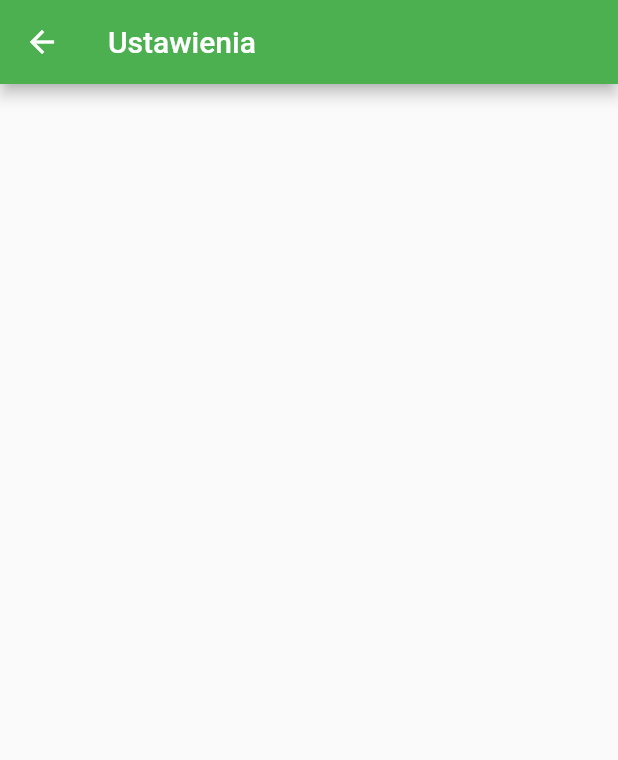
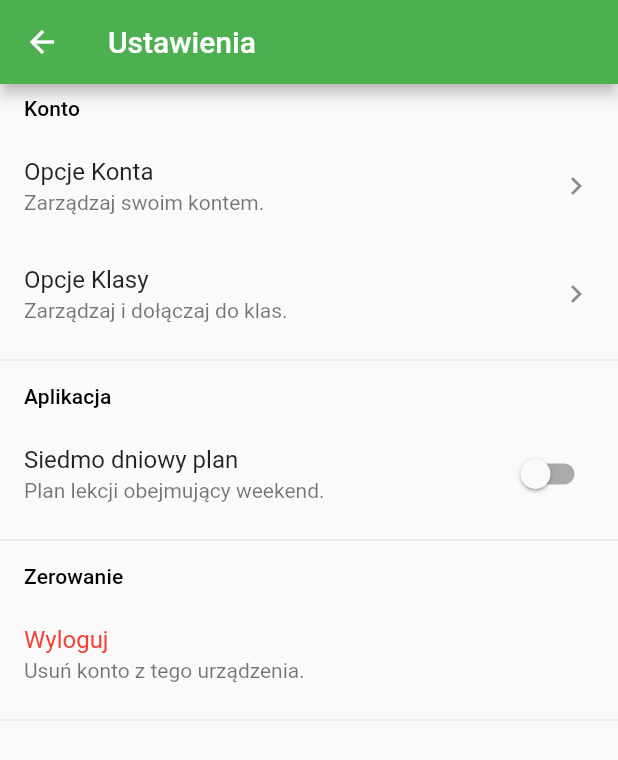
Before and after one commit to DawidBartniczak/Lesson-Plan-Flutter, a Flutter app: the screen it shows once a user with an empty profile is signed in, after a tap on the "settings" icon, on a phone screen of 412 x 824 dp. Shown: the top 760 px of the screen. Run offline on Flutter 3.47's test engine with Material 2 defaults, Android fonts, the light colour scheme and no system bars; our stand-ins replace cloud_firestore, firebase_auth, google_sign_in, validators; missing offline and left inert: flutter_facebook_login; accounts and stored records are empty.

Commit message:
Added settings content.

```diff
--- a/lib/main.dart
+++ b/lib/main.dart
@@ -26,7 +26,7 @@ class MyApp extends StatelessWidget {
         primarySwatch: Colors.green,
         accentColor: Colors.deepOrangeAccent,
         bottomAppBarColor: Colors.green,
-        iconTheme: IconThemeData(color: Colors.white,)
+        iconTheme: IconThemeData(color: Colors.white,),
       ),
       home: StreamBuilder<FirebaseUser>(
         stream: FirebaseAuth.instance.onAuthStateChanged,
@@ -77,12 +77,6 @@ class _HomeScreenState extends State<HomeScreen> with SingleTickerProviderStateM
     return Scaffold(
       appBar: AppBar(
         title: Text(tabBarText()),
-        actions: <Widget>[
-          IconButton(
-            icon: Icon(Icons.cancel),
-            onPressed: () => FirebaseAuth.instance.signOut(),
-          )
-        ],
       ),
       body: TabBarView(
         physics: NeverScrollableScrollPhysics(),
--- a/lib/screen/settings.dart
+++ b/lib/screen/settings.dart
@@ -1,12 +1,78 @@
+import 'package:firebase_auth/firebase_auth.dart';
 import 'package:flutter/material.dart';
 
-class Settings extends StatelessWidget {
+class Settings extends StatefulWidget {
+  @override
+  _SettingsState createState() => _SettingsState();
+}
+
+class _SettingsState extends State<Settings> {
+  bool _sevenDayPlan = false;
+
   @override
   Widget build(BuildContext context) {
     return Scaffold(
       appBar: AppBar(
         title: Text('Ustawienia'),
       ),
+      body: ListView(
+        children: <Widget>[
+          Padding(
+            padding: EdgeInsets.symmetric(vertical: 8.0, horizontal: 16.0),
+            child: Text('Konto', style: Theme.of(context).textTheme.subtitle),
+          ),
+          InkWell(
+            onTap: () {},
+            child: ListTile(
+              title: Text('Opcje Konta'),
+              subtitle: Text('Zarządzaj swoim kontem.'),
+              trailing: Icon(Icons.keyboard_arrow_right),
+            ),
+          ),
+          InkWell(
+            onTap: () {},
+            child: ListTile(
+              title: Text('Opcje Klasy'),
+              subtitle: Text('Zarządzaj i dołączaj do klas.'),
+              trailing: Icon(Icons.keyboard_arrow_right),
+            ),
+          ),
+          Divider(),
+          Padding(
+            padding: EdgeInsets.symmetric(vertical: 8.0, horizontal: 16.0),
+            child:
+                Text('Aplikacja', style: Theme.of(context).textTheme.subtitle),
+          ),
+          ListTile(
+            title: Text('Siedmo dniowy plan'),
+            subtitle: Text('Plan lekcji obejmujący weekend.'),
+            trailing: Switch(
+              value: _sevenDayPlan,
+              onChanged: (bool newValue) =>
+                  setState(() => _sevenDayPlan = newValue),
+            ),
+          ),
+          Divider(),
+          Padding(
+            padding: EdgeInsets.symmetric(vertical: 8.0, horizontal: 16.0),
+            child:
+                Text('Zerowanie', style: Theme.of(context).textTheme.subtitle),
+          ),
+          InkWell(
+            onTap: () {
+              FirebaseAuth.instance.signOut()
+                .then((_) {
+                  Navigator.of(context).pop();
+                });
+            },
+            child: ListTile(
+              title: Text('Wyloguj', style: TextStyle(color: Colors.red),),
+              subtitle: Text('Usuń konto z tego urządzenia.'),
+            ),
+          ),
+          Divider()
+        ],
+      ),
     );
   }
 }
```
